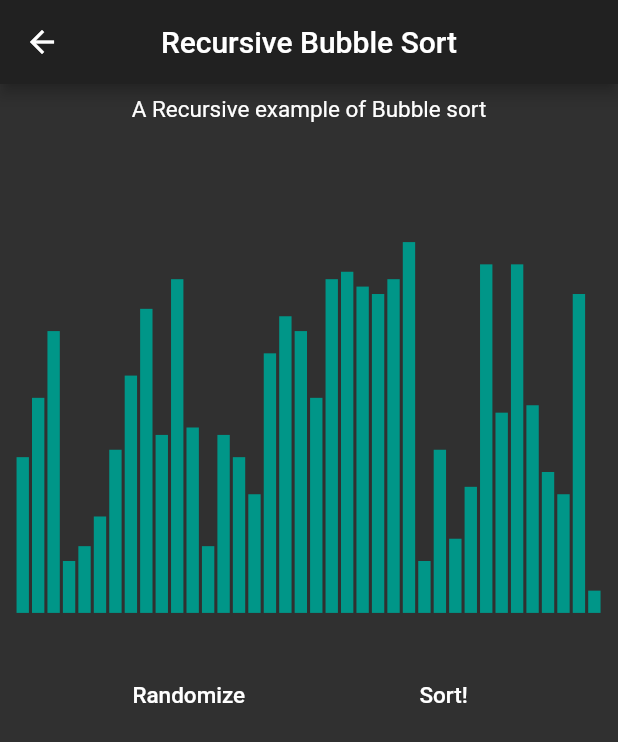
After one commit to nikolajjsj/sorting-app, a Flutter app: the RecursiveBubbleSortPage screen opened directly, after a tap on "Sort!", on a phone screen of 412 x 824 dp. The commit adds this screen. Shown: the top 742 px of the screen. Run offline on Flutter 3.47's test engine with Material 2 defaults, Android fonts, the phone set to English and light mode, and no system bars.

Commit message:
Added recursive variation of bubble sort

```diff
--- a/lib/algorhitms/algorhitms.dart
+++ b/lib/algorhitms/algorhitms.dart
@@ -1,6 +1,7 @@
 import 'package:sorting/algorhitms/algo-class.dart';
 import 'package:sorting/screens/algorhitms/bubblesort.dart';
 import 'package:sorting/screens/algorhitms/mergeSort.dart';
+import 'package:sorting/screens/algorhitms/recur_bubblesort.dart';
 import 'package:sorting/screens/algorhitms/selectionSort.dart';
 
 var bubbleSort = Algorhitm(
@@ -8,6 +9,13 @@ var bubbleSort = Algorhitm(
   shortDescription:
       'Bubble sort is the simplest sorting algorhitm, but also very slow!',
   page: BubbleSortPage(),
+);
+
+var recursiveBubbleSort = Algorhitm(
+  title: 'Recursive Bubble Sort',
+  shortDescription:
+      'A Recursive example of Bubble sort',
+  page: RecursiveBubbleSortPage(),
 );
 
 var selectionSort = Algorhitm(
--- /dev/null
+++ b/lib/screens/algorhitms/recur_bubblesort.dart
@@ -0,0 +1,117 @@
+import 'package:flutter/material.dart';
+import 'package:sorting/algorhitms/algorhitms.dart';
+import 'package:sorting/styles.dart';
+import 'package:sorting/utils/random.dart';
+
+class RecursiveBubbleSortPage extends StatefulWidget {
+  static Route<dynamic> route() {
+    return MaterialPageRoute(builder: (context) => RecursiveBubbleSortPage());
+  }
+
+  @override
+  _RecursiveBubbleSortPageState createState() =>
+      _RecursiveBubbleSortPageState();
+}
+
+class _RecursiveBubbleSortPageState extends State<RecursiveBubbleSortPage> {
+  List<int> _list;
+  List<MaterialColor> _colors;
+  int n = 40;
+  int highestNumber = 50;
+
+  @override
+  void initState() {
+    super.initState();
+    _list = randomNumbersList(n: n, highestNumber: highestNumber);
+    _colors = randomNumberColorsList(n: n);
+    setState(() {});
+  }
+
+  void newList() {
+    setState(() {
+      _list = randomNumbersList(n: n, highestNumber: highestNumber);
+      _colors = randomNumberColorsList(n: n);
+    });
+  }
+
+  void sortList(List array, int n) async {
+    /// recursive buble sort
+    if (n == 1) {
+      return;
+    }
+
+    for (int i = 0; i < n - 1; i++) {
+      if (array[i] > array[i + 1]) {
+        var tmp = array[i];
+        array[i] = array[i + 1];
+        array[i + 1] = tmp;
+      }
+      await Future.delayed(Duration(milliseconds: 50));
+      setState(() {});
+    }
+    sortList(array, n - 1);
+    setState(() {});
+  }
+
+  @override
+  Widget build(BuildContext context) {
+    final height = MediaQuery.of(context).size.height;
+    final width = MediaQuery.of(context).size.width;
+
+    return Scaffold(
+      appBar: AppBar(
+        title: Text(recursiveBubbleSort.title),
+        centerTitle: true,
+      ),
+      body: Column(
+        children: <Widget>[
+          Padding(
+            padding: const EdgeInsets.all(8.0),
+            child: Text(
+              recursiveBubbleSort.shortDescription,
+              style: TextStyles.body,
+              textAlign: TextAlign.center,
+            ),
+          ),
+          Container(
+            padding: EdgeInsets.all(10.0),
+            height: height * .4,
+            child: ListView.builder(
+              itemCount: _list.length,
+              scrollDirection: Axis.horizontal,
+              itemExtent: width / n,
+              itemBuilder: (context, index) {
+                return Column(
+                  mainAxisAlignment: MainAxisAlignment.end,
+                  mainAxisSize: MainAxisSize.max,
+                  children: <Widget>[
+                    Container(
+                      height: (height * .3) * (_list[index] / highestNumber),
+                      width: width / highestNumber.toDouble(),
+                      color: _colors[index],
+                      margin: EdgeInsets.all(1.0),
+                    ),
+                  ],
+                );
+              },
+            ),
+          ),
+          SizedBox(height: 20.0),
+          Row(
+            mainAxisAlignment: MainAxisAlignment.spaceEvenly,
+            children: <Widget>[
+              FlatButton(
+                child: Text('Randomize', style: TextStyles.body),
+                onPressed: () => newList(),
+              ),
+              FlatButton(
+                child: Text('Sort!', style: TextStyles.body),
+                onPressed: () => sortList(_list, _list.length),
+              ),
+            ],
+          ),
+        ],
+      ),
+    );
+  }
+}
--- a/lib/screens/home.dart
+++ b/lib/screens/home.dart
@@ -7,6 +7,7 @@ class HomePage extends StatelessWidget {
   /// list of the algorhitms showed on this page
   final List _sortingAlgorhitms = [
     bubbleSort,
+    recursiveBubbleSort,
     selectionSort,
     mergeSort,
   ];
```
